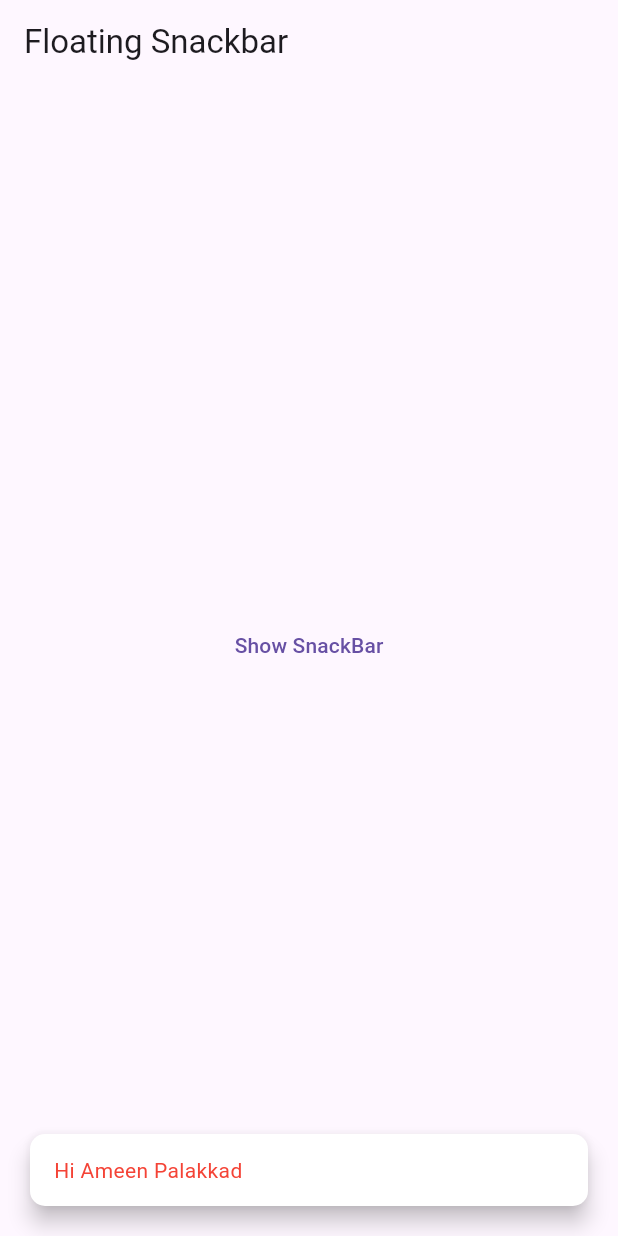
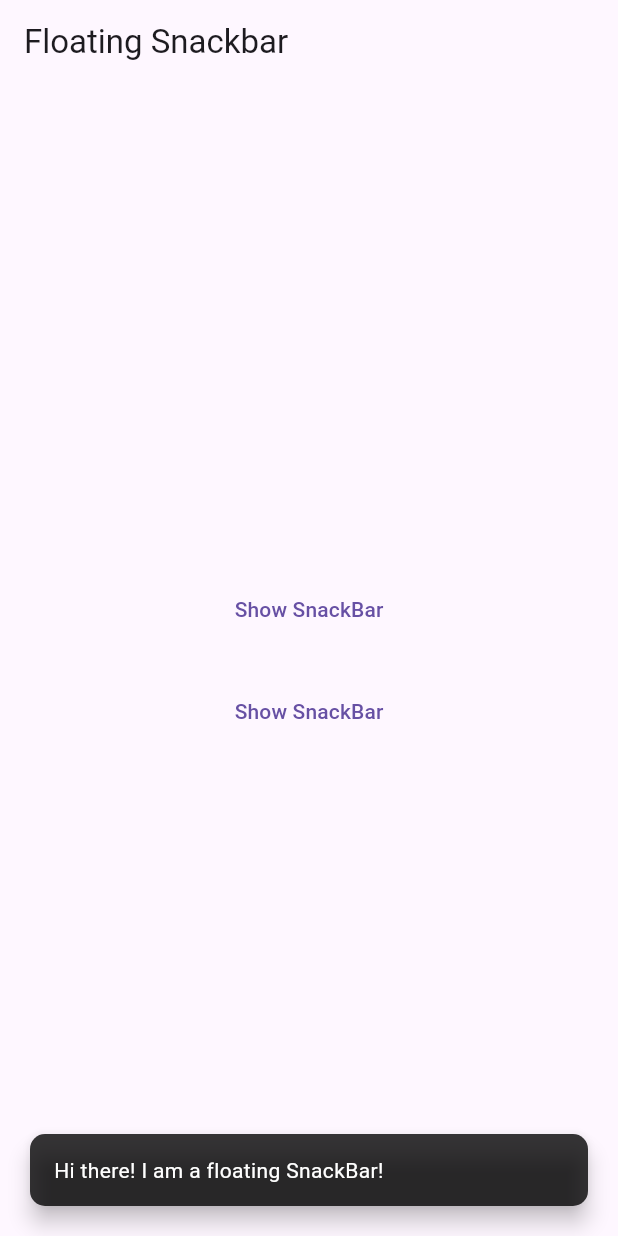
Before and after one commit to muhd-ameen/FloatingSnackBar, a Flutter app: the screen it shows after launch, after a tap on "Show SnackBar", on a phone screen of 412 x 824 dp. Run offline on Flutter 3.47's test engine with Material 3 defaults, Android fonts, the light colour scheme and no system bars.

Commit message:
updated the package with hiding the current snack bar in the screen

```diff
--- a/example/lib/main.dart
+++ b/example/lib/main.dart
@@ -11,18 +11,17 @@
   @override
   Widget build(BuildContext context) {
     return MaterialApp(
-      title: 'Flutter Demo',
+      title: 'Floating Snackbar Example',
       theme: ThemeData(
         primarySwatch: Colors.blue,
       ),
-      home: const MyHomePage(title: 'Flutter Demo Home Page'),
+      home: const MyHomePage(title: 'Floating Snackbar Example'),
     );
   }
 }
 
 class MyHomePage extends StatelessWidget {
-  // ignore: use_key_in_widget_constructors
-  const MyHomePage({Key? key, required this.title});
+  const MyHomePage({Key? key, required this.title}) : super(key: key);
 
   final String title;
 
@@ -38,8 +37,20 @@
           children: <Widget>[
             TextButton(
               onPressed: () {
-                FloatingSnackBar(
-                  message: 'Hi Ameen Palakkad',
+                // minimal usage
+                floatingSnackBar(
+                  message: 'Hi there! I am a floating SnackBar!',
+                  context: context,
+                );
+              },
+              child: const Text('Show SnackBar'),
+            ),
+            const SizedBox(height: 20),
+            TextButton(
+              onPressed: () {
+                // detailed usage
+                floatingSnackBar(
+                  message: 'Developed by @emeenx on Twitter!',
                   context: context,
                   textColor: Colors.black,
                   textStyle: const TextStyle(color: Colors.red),
@@ -49,7 +60,6 @@
               },
               child: const Text('Show SnackBar'),
             ),
-            const SizedBox(height: 20),
           ],
         ),
       ),
--- a/lib/src/floating_snackbar.dart
+++ b/lib/src/floating_snackbar.dart
@@ -1,26 +1,37 @@
-// ignore_for_file: non_constant_identifier_names
-
 import 'package:flutter/material.dart';
 
-void FloatingSnackBar({
-  required String message,
-  required BuildContext context,
-  Duration? duration,
-  TextStyle? textStyle,
-  Color? textColor,
-  Color? backgroundColor,
+// This function displays a floating SnackBar with customizable properties.
+void floatingSnackBar({
+  required String message, // The message to display in the SnackBar
+  required BuildContext context, // The BuildContext to show the SnackBar within
+  Duration? duration, // Optional: Duration for which the SnackBar is displayed
+  TextStyle? textStyle, // Optional: Text style for the message text
+  Color? textColor, // Optional: Text color for the message text
+  Color? backgroundColor, // Optional: Background color of the SnackBar
 }) {
+  // Create a SnackBar widget with specified properties
   var snack = SnackBar(
-    behavior: SnackBarBehavior.floating,
-    margin: const EdgeInsets.all(20),
-    duration: duration ?? const Duration(milliseconds: 4000),
-    shape: RoundedRectangleBorder(borderRadius: BorderRadius.circular(10)),
+    behavior: SnackBarBehavior.floating, // Make the SnackBar floating
+    margin: const EdgeInsets.all(20), // Set margin around the SnackBar
+    duration: duration ??
+        const Duration(milliseconds: 4000), // Default duration if not provided
+    shape: RoundedRectangleBorder(
+        borderRadius:
+            BorderRadius.circular(10)), // Rounded corners for the SnackBar
     content: Text(
-      message,
-      textScaleFactor: 1,
-      style: textStyle ?? TextStyle(color: textColor ?? Colors.white),
+      message, // Display the provided message text
+      style: textStyle ??
+          TextStyle(
+              color: textColor ??
+                  Colors.white), // Apply provided or default text style
     ),
-    backgroundColor: backgroundColor ?? Colors.black.withAlpha(200),
+    backgroundColor: backgroundColor ??
+        Colors.black.withAlpha(200), // Default background color if not provided
   );
+
+  // Hide any currently displayed SnackBar
+  ScaffoldMessenger.of(context).hideCurrentSnackBar();
+
+  // Show the created SnackBar
   ScaffoldMessenger.of(context).showSnackBar(snack);
 }
```
Also changed, not shown: example/pubspec.lock, pubspec.lock, 3 other files.
